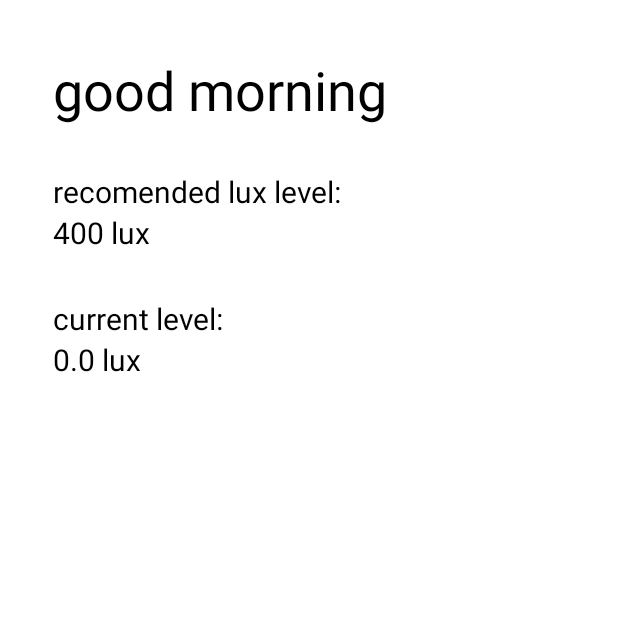
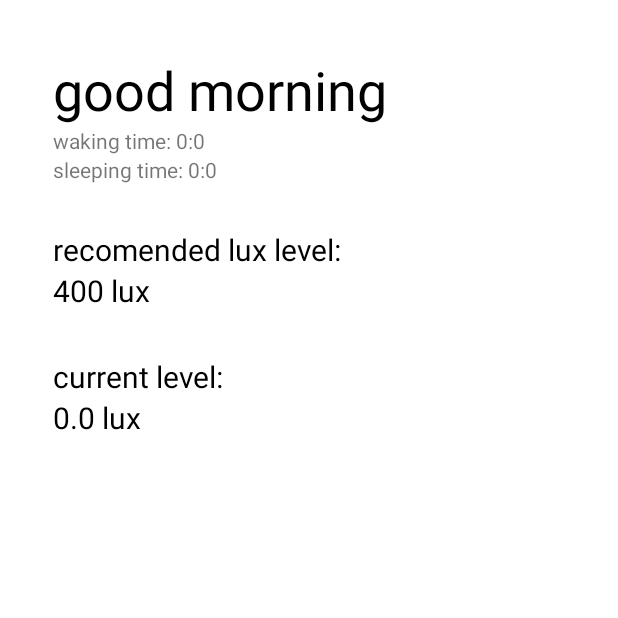
Before and after one commit to Davidk04/Shinecycle, an Android app: the ResultActivity screen opened directly, with no data from a screen before it, on a phone screen of 412 x 824 dp, the top half of it. Run offline under Robolectric (Android 15) with nearby library versions, the phone set to English and light mode, and no system bars; 4 statements that could not run were skipped.

Commit message:
added text for wakingtime and sleepingtime

```diff
--- a/app/src/main/java/com/example/shinesensor/activity/ResultActivity.java
+++ b/app/src/main/java/com/example/shinesensor/activity/ResultActivity.java
@@ -19,16 +19,15 @@ public class ResultActivity extends AppCompatActivity {
     TextView title;
     TextView recomendedLux;
     TextView currentLux;
+    TextView wakingTime;
+    TextView sleepingTime;
     float receivedLux;
     Bundle scheduleTime;
-
     int hourMorning;
     int hourNight;
     int minuteMorning;
     int minuteNight;
-
     int hour, minute;
-
 
     @Override
     protected void onCreate(Bundle savedInstanceState) {
@@ -39,6 +38,8 @@ public class ResultActivity extends AppCompatActivity {
         title = findViewById(R.id.title);
         recomendedLux = findViewById(R.id.recomendedLux);
         currentLux = findViewById(R.id.currentLux);
+        wakingTime = findViewById(R.id.wakingtime);
+        sleepingTime = findViewById(R.id.sleepingtime);
         setTitles();
         lightSensorService();
         getSchedule();
@@ -105,5 +106,7 @@ public class ResultActivity extends AppCompatActivity {
         hourNight = scheduleTime.getInt("hourNight");
         minuteMorning = scheduleTime.getInt("minuteMorning");
         minuteNight = scheduleTime.getInt("minuteNight");
+        wakingTime.setText("waking time: " + hourMorning +":"+minuteMorning);
+        sleepingTime.setText("sleeping time: "+ hourNight +":"+ minuteNight);
     }
 }
--- a/app/src/main/res/layout/activity_result.xml
+++ b/app/src/main/res/layout/activity_result.xml
@@ -18,6 +18,18 @@
             android:layout_height="wrap_content"
             android:textColor="@android:color/black"
             android:textSize="36dp"
+            android:text="TextView" />
+
+        <TextView
+            android:id="@+id/wakingtime"
+            android:layout_width="match_parent"
+            android:layout_height="wrap_content"
+            android:text="TextView" />
+
+        <TextView
+            android:id="@+id/sleepingtime"
+            android:layout_width="match_parent"
+            android:layout_height="wrap_content"
             android:text="TextView" />
 
         <LinearLayout
```
